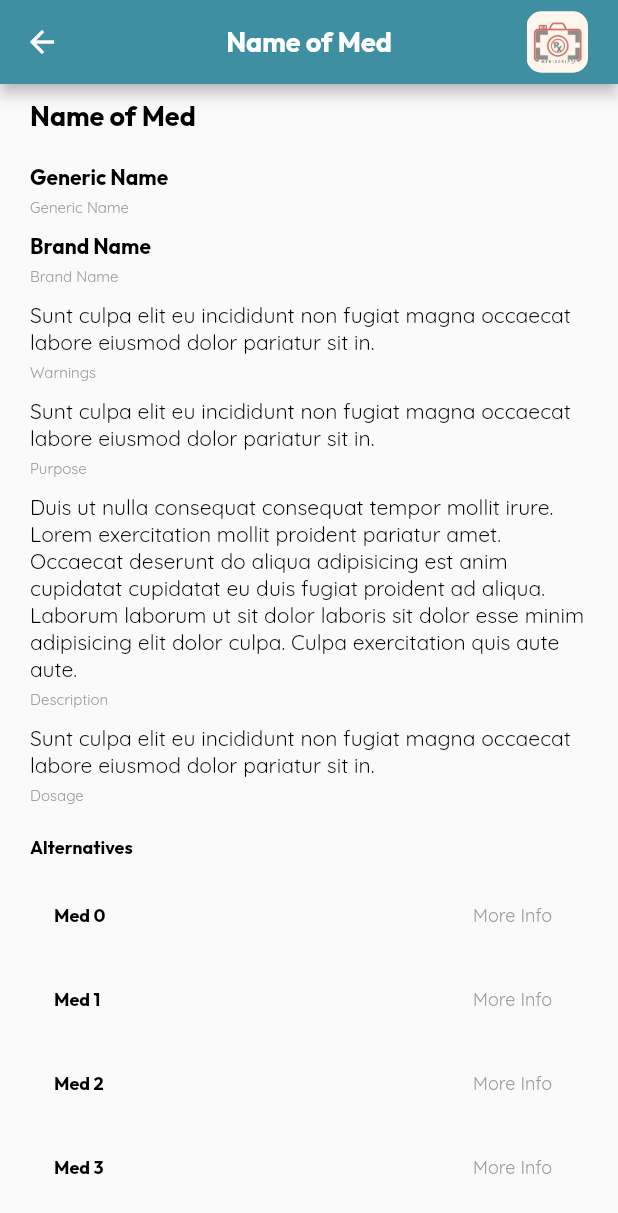
After one commit to lansoyyy/medicscript, a Flutter app: the MedScreen screen opened directly, on a phone screen of 412 x 824 dp. The commit adds this screen. Shown: the top 1213 px of the screen. Run offline on Flutter 3.47's test engine with Material 2 defaults, Android fonts, the light colour scheme and no system bars; our stand-ins replace flutter_spinkit, image_picker.

Commit message:
added med screen

```diff
--- /dev/null
+++ b/lib/screens/med_screen.dart
@@ -0,0 +1,124 @@
+import 'package:flutter/material.dart';
+import 'package:mediscript/utils/colors.dart';
+import 'package:mediscript/widgets/text_widget.dart';
+
+class MedScreen extends StatelessWidget {
+  const MedScreen({super.key});
+
+  @override
+  Widget build(BuildContext context) {
+    return Scaffold(
+      appBar: AppBar(
+        backgroundColor: primary,
+        title: TextBold(text: 'Name of Med', fontSize: 18, color: Colors.white),
+        centerTitle: true,
+        actions: [
+          Padding(
+            padding: const EdgeInsets.fromLTRB(0, 7.5, 20, 7.5),
+            child: ClipRRect(
+                borderRadius: BorderRadius.circular(10),
+                child: Image.asset('assets/images/logo.jpg')),
+          )
+        ],
+      ),
+      body: Padding(
+        padding: const EdgeInsets.fromLTRB(20, 10, 20, 10),
+        child: Column(
+          crossAxisAlignment: CrossAxisAlignment.start,
+          children: [
+            TextBold(text: 'Name of Med', fontSize: 18, color: Colors.black),
+            const SizedBox(
+              height: 20,
+            ),
+            TextBold(text: 'Generic Name', fontSize: 14, color: Colors.black),
+            const SizedBox(
+              height: 5,
+            ),
+            TextRegular(text: 'Generic Name', fontSize: 10, color: Colors.grey),
+            const SizedBox(
+              height: 10,
+            ),
+            TextBold(text: 'Brand Name', fontSize: 14, color: Colors.black),
+            const SizedBox(
+              height: 5,
+            ),
+            TextRegular(text: 'Brand Name', fontSize: 10, color: Colors.grey),
+            const SizedBox(
+              height: 10,
+            ),
+            TextRegular(
+                text:
+                    'Sunt culpa elit eu incididunt non fugiat magna occaecat labore eiusmod dolor pariatur sit in.',
+                fontSize: 14,
+                color: Colors.black),
+            const SizedBox(
+              height: 5,
+            ),
+            TextRegular(text: 'Warnings', fontSize: 10, color: Colors.grey),
+            const SizedBox(
+              height: 10,
+            ),
+            TextRegular(
+                text:
+                    'Sunt culpa elit eu incididunt non fugiat magna occaecat labore eiusmod dolor pariatur sit in.',
+                fontSize: 14,
+                color: Colors.black),
+            const SizedBox(
+              height: 5,
+            ),
+            TextRegular(text: 'Purpose', fontSize: 10, color: Colors.grey),
+            const SizedBox(
+              height: 10,
+            ),
+            TextRegular(
+                text:
+                    'Duis ut nulla consequat consequat tempor mollit irure. Lorem exercitation mollit proident pariatur amet. Occaecat deserunt do aliqua adipisicing est anim cupidatat cupidatat eu duis fugiat proident ad aliqua. Laborum laborum ut sit dolor laboris sit dolor esse minim adipisicing elit dolor culpa. Culpa exercitation quis aute aute.',
+                fontSize: 14,
+                color: Colors.black),
+            const SizedBox(
+              height: 5,
+            ),
+            TextRegular(text: 'Description', fontSize: 10, color: Colors.grey),
+            const SizedBox(
+              height: 10,
+            ),
+            TextRegular(
+                text:
+                    'Sunt culpa elit eu incididunt non fugiat magna occaecat labore eiusmod dolor pariatur sit in.',
+                fontSize: 14,
+                color: Colors.black),
+            const SizedBox(
+              height: 5,
+            ),
+            TextRegular(text: 'Dosage', fontSize: 10, color: Colors.grey),
+            const SizedBox(
+              height: 20,
+            ),
+            TextBold(text: 'Alternatives', fontSize: 12, color: Colors.black),
+            const SizedBox(
+              height: 10,
+            ),
+            Expanded(
+              child: SizedBox(
+                child: ListView.builder(itemBuilder: ((context, index) {
+                  return ListTile(
+                    title: TextBold(
+                        text: 'Med $index', fontSize: 12, color: Colors.black),
+                    trailing: TextButton(
+                      onPressed: (() {
+                        Navigator.of(context).push(MaterialPageRoute(
+                            builder: (context) => const MedScreen()));
+                      }),
+                      child: TextRegular(
+                          text: 'More Info', fontSize: 12, color: Colors.grey),
+                    ),
+                  );
+                })),
+              ),
+            )
+          ],
+        ),
+      ),
+    );
+  }
+}
--- a/lib/screens/result_screen.dart
+++ b/lib/screens/result_screen.dart
@@ -1,4 +1,5 @@
 import 'package:flutter/material.dart';
+import 'package:mediscript/screens/med_screen.dart';
 import 'package:mediscript/utils/colors.dart';
 import 'package:mediscript/widgets/text_widget.dart';
 
@@ -8,6 +9,7 @@ class ResultScreen extends StatelessWidget {
   @override
   Widget build(BuildContext context) {
     return Scaffold(
+      backgroundColor: Colors.white,
       appBar: AppBar(
         backgroundColor: primary,
         title: TextBold(text: 'MediScript', fontSize: 18, color: Colors.white),
@@ -27,7 +29,13 @@ class ResultScreen extends StatelessWidget {
           itemBuilder: ((context, index) {
             return Padding(
               padding: const EdgeInsets.all(5.0),
+              child: GestureDetector(
+                onTap: () {
+                  Navigator.of(context).push(MaterialPageRoute(
+                      builder: (context) => const MedScreen()));
+                },
                 child: Card(
+                  elevation: 3,
                   child: Container(
                     decoration: const BoxDecoration(
                         color: Colors.white,
@@ -42,7 +50,8 @@ class ResultScreen extends StatelessWidget {
                         Container(
                           width: double.infinity,
                           height: 50,
-                        decoration: const BoxDecoration(color: Colors.black54),
+                          decoration:
+                              const BoxDecoration(color: Colors.black54),
                           child: ListTile(
                             title: TextBold(
                                 text: 'Medicine Name',
@@ -58,6 +67,7 @@ class ResultScreen extends StatelessWidget {
                     ),
                   ),
                 ),
+              ),
             );
           })),
     );
```
Lines whose indentation alone changed are shown as unchanged.
